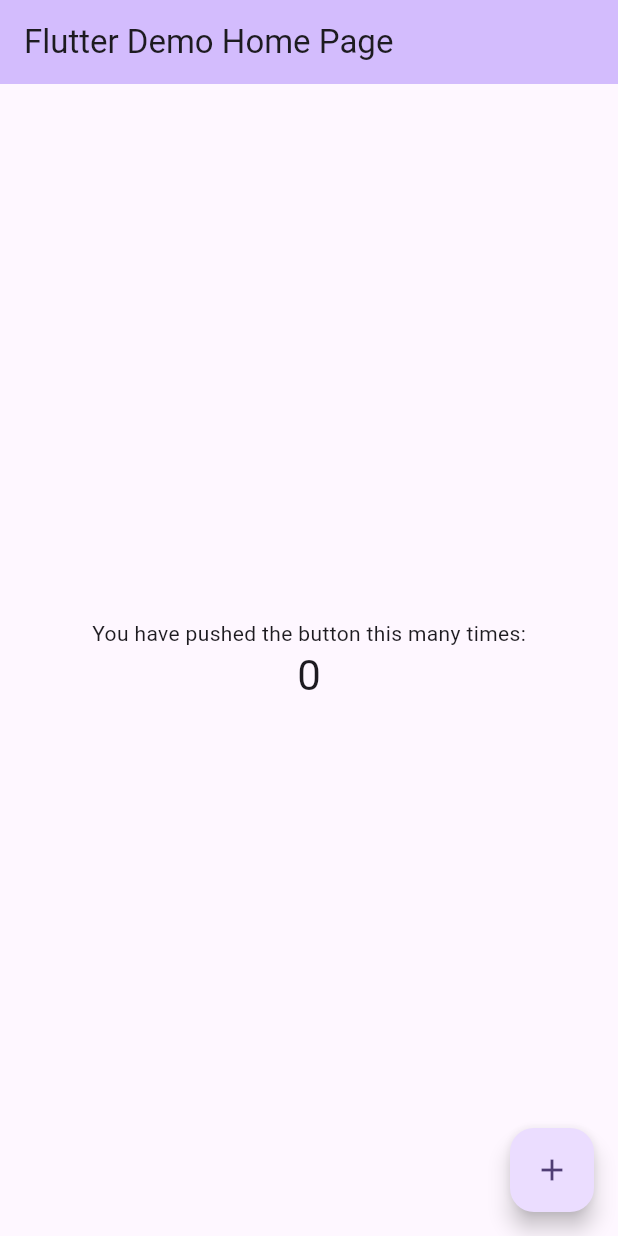
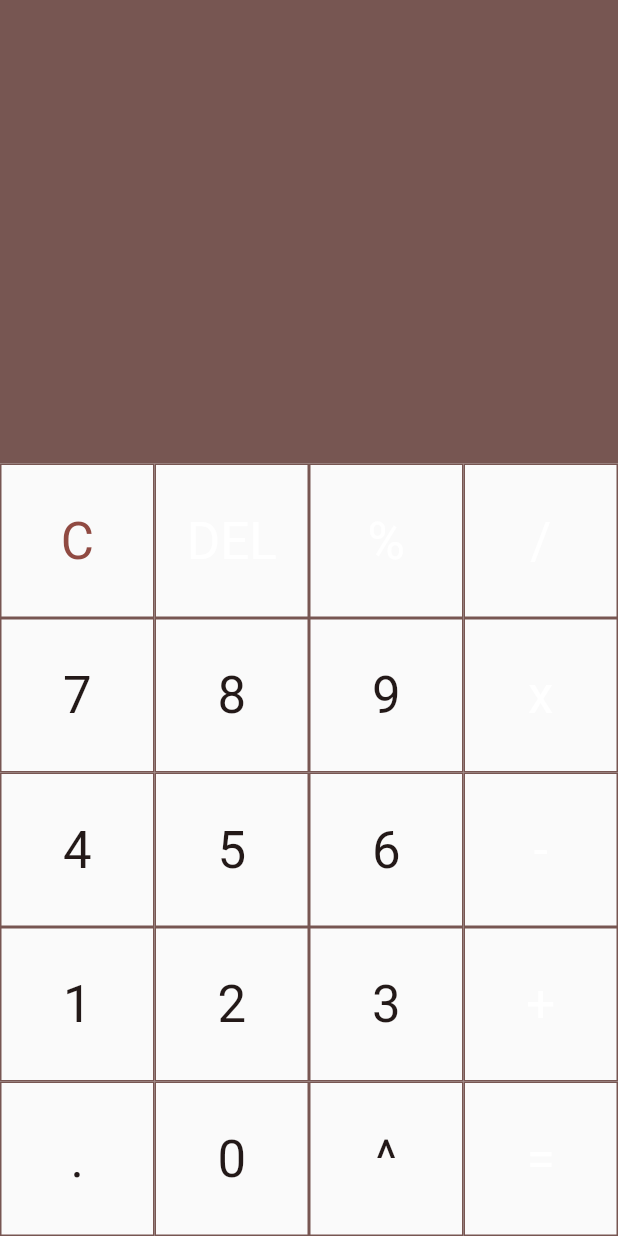
Before and after one commit to zTomz/Flutter-Samples, a Flutter app: the screen it shows after launch, on a phone screen of 412 x 824 dp. Run offline on Flutter 3.47's test engine with Material 3 defaults, Android fonts, the phone set to English and light mode, and no system bars.

Commit message:
Created calculator app

```diff
--- /dev/null
+++ b/Calculator/calculator/lib/calculator_button.dart
@@ -0,0 +1,63 @@
+import 'package:calculator/calculation_notifier.dart';
+import 'package:flutter/material.dart';
+import 'package:provider/provider.dart';
+
+class CalculatorButton {
+  final String text;
+  final Color color;
+  final void Function(BuildContext context) onPressed;
+
+  const CalculatorButton({
+    required this.text,
+    required this.color,
+    required this.onPressed,
+  });
+
+  CalculatorButton.number(String number, BuildContext context)
+      : this(
+          text: number,
+          color: Theme.of(context).colorScheme.onBackground,
+          onPressed: (context) {
+            context.read<CalculationProvider>().addToCalculation(number);
+          },
+        );
+
+  CalculatorButton.operator(String operator, BuildContext context)
+      : this(
+          text: operator,
+          color: Theme.of(context).colorScheme.onSecondary,
+          onPressed: (context) {
+            context.read<CalculationProvider>().addToCalculation(
+                  // Only append a space, if no space is already at the end
+                  '${context.read<CalculationProvider>().calculation.split('').last == ' ' ? '' : ' '}$operator ',
+                );
+          },
+        );
+
+  CalculatorButton.clear(BuildContext context)
+      : this(
+          text: "C",
+          color: Theme.of(context).colorScheme.primary,
+          onPressed: (context) {
+            context.read<CalculationProvider>().resetCalculation();
+          },
+        );
+
+  CalculatorButton.delete(BuildContext context)
+      : this(
+          text: "DEL",
+          color: Theme.of(context).colorScheme.onSecondary,
+          onPressed: (context) {
+            context.read<CalculationProvider>().removeLastAppended();
+          },
+        );
+
+  CalculatorButton.equal(BuildContext context)
+      : this(
+          text: "=",
+          color: Theme.of(context).colorScheme.onSecondary,
+          onPressed: (context) {
+            context.read<CalculationProvider>().calculate();
+          },
+        );
+}
--- /dev/null
+++ b/Calculator/calculator/lib/calculator_page.dart
@@ -0,0 +1,129 @@
+import 'package:calculator/calculation_notifier.dart';
+import 'package:calculator/calculator_button.dart';
+import 'package:flutter/cupertino.dart';
+import 'package:flutter/material.dart';
+import 'package:provider/provider.dart';
+
+class CalculatorPage extends StatefulWidget {
+  const CalculatorPage({super.key});
+
+  @override
+  State<CalculatorPage> createState() => _CalculatorPageState();
+}
+
+class _CalculatorPageState extends State<CalculatorPage> {
+  String calculation = "";
+  String result = "";
+
+  List<CalculatorButton> buttons = [];
+
+  @override
+  void didChangeDependencies() {
+    super.didChangeDependencies();
+
+    buttons = [
+      CalculatorButton.clear(context),
+      CalculatorButton.delete(context),
+      CalculatorButton.operator("%", context),
+      CalculatorButton.operator("/", context),
+      CalculatorButton.number("7", context),
+      CalculatorButton.number("8", context),
+      CalculatorButton.number("9", context),
+      CalculatorButton.operator("x", context),
+      CalculatorButton.number("4", context),
+      CalculatorButton.number("5", context),
+      CalculatorButton.number("6", context),
+      CalculatorButton.operator("-", context),
+      CalculatorButton.number("1", context),
+      CalculatorButton.number("2", context),
+      CalculatorButton.number("3", context),
+      CalculatorButton.operator("+", context),
+      CalculatorButton.number(".", context),
+      CalculatorButton.number("0", context),
+      CalculatorButton.number("^", context),
+      CalculatorButton.equal(context),
+    ];
+  }
+
+  @override
+  Widget build(BuildContext context) {
+    return Scaffold(
+      body: Column(
+        children: [
+          Expanded(
+            child: Container(
+              padding: const EdgeInsets.all(32),
+              color: Theme.of(context).colorScheme.secondary,
+              alignment: Alignment.centerRight,
+              child: Consumer(
+                builder: (context, CalculationProvider calculationProvider, _) {
+                  return Column(
+                    mainAxisAlignment: MainAxisAlignment.end,
+                    crossAxisAlignment: CrossAxisAlignment.end,
+                    children: [
+                      Text(
+                        calculationProvider.calculation,
+                        textAlign: TextAlign.right,
+                        style: Theme.of(context)
+                            .textTheme
+                            .headlineMedium
+                            ?.copyWith(
+                              color: Theme.of(context).colorScheme.onSecondary,
+                            ),
+                      ),
+                      const SizedBox(height: 10),
+                      SingleChildScrollView(
+                        scrollDirection: Axis.horizontal,
+                        child: Text(
+                          calculationProvider.result.endsWith('.0')
+                              ? calculationProvider.result
+                                  .replaceFirst('.0', '')
+                              : calculationProvider.result,
+                          style: Theme.of(context).textTheme.headlineLarge,
+                        ),
+                      ),
+                    ],
+                  );
+                },
+              ),
+            ),
+          ),
+          SizedBox(
+            height: (MediaQuery.of(context).size.width / 4) * 5,
+            child: GridView.builder(
+              padding: EdgeInsets.zero,
+              physics: const NeverScrollableScrollPhysics(),
+              gridDelegate: const SliverGridDelegateWithFixedCrossAxisCount(
+                crossAxisCount: 4,
+              ),
+              itemCount: 20,
+              itemBuilder: (BuildContext context, int index) {
+                final calculatorButton = buttons[index];
+
+                return MaterialButton(
+                  onPressed: () => calculatorButton.onPressed(context),
+                  padding: EdgeInsets.zero,
+                  child: Container(
+                    alignment: Alignment.center,
+                    decoration: BoxDecoration(
+                      border: Border.all(
+                        color: Theme.of(context).colorScheme.secondary,
+                      ),
+                    ),
+                    child: Text(
+                      calculatorButton.text,
+                      style:
+                          Theme.of(context).textTheme.headlineMedium?.copyWith(
+                                color: calculatorButton.color,
+                              ),
+                    ),
+                  ),
+                );
+              },
+            ),
+          ),
+        ],
+      ),
+    );
+  }
+}
--- a/Calculator/calculator/lib/main.dart
+++ b/Calculator/calculator/lib/main.dart
@@ -1,125 +1,49 @@
+import 'package:calculator/calculation_notifier.dart';
+import 'package:calculator/calculator_page.dart';
 import 'package:flutter/material.dart';
+import 'package:provider/provider.dart';
 
 void main() {
-  runApp(const MyApp());
+  runApp(
+    MultiProvider(
+      providers: [
+        ChangeNotifierProvider(
+          create: (_) => CalculationProvider(),
+        ),
+      ],
+      child: const MyApp(),
+    ),
+  );
 }
 
 class MyApp extends StatelessWidget {
   const MyApp({super.key});
 
-  // This widget is the root of your application.
   @override
   Widget build(BuildContext context) {
     return MaterialApp(
-      title: 'Flutter Demo',
+      title: 'Calculator',
       theme: ThemeData(
-        // This is the theme of your application.
-        //
-        // TRY THIS: Try running your application with "flutter run". You'll see
-        // the application has a purple toolbar. Then, without quitting the app,
-        // try changing the seedColor in the colorScheme below to Colors.green
-        // and then invoke "hot reload" (save your changes or press the "hot
-        // reload" button in a Flutter-supported IDE, or press "r" if you used
-        // the command line to start the app).
-        //
-        // Notice that the counter didn't reset back to zero; the application
-        // state is not lost during the reload. To reset the state, use hot
-        // restart instead.
-        //
-        // This works for code too, not just values: Most code changes can be
-        // tested with just a hot reload.
-        colorScheme: ColorScheme.fromSeed(seedColor: Colors.deepPurple),
+        colorScheme: ColorScheme.fromSeed(seedColor: Colors.red),
+        useMaterial3: false,
+      ),
+      darkTheme: ThemeData(
+        colorScheme: ColorScheme.fromSeed(
+          seedColor: Colors.red,
+          brightness: Brightness.dark,
+          secondary: const Color(0xFF3A4655),
+          onSecondary: const Color(0xFF828E95),
+          background: const Color(0xFF323C4A),
+        ),
+        textTheme: const TextTheme(
+          headlineLarge: TextStyle(
+            fontSize: 60,
+            fontWeight: FontWeight.w300,
+          ),
+        ),
         useMaterial3: true,
       ),
-      home: const MyHomePage(title: 'Flutter Demo Home Page'),
+      home: const CalculatorPage(),
     );
   }
 }
-
-class MyHomePage extends StatefulWidget {
-  const MyHomePage({super.key, required this.title});
-
-  // This widget is the home page of your application. It is stateful, meaning
-  // that it has a State object (defined below) that contains fields that affect
-  // how it looks.
-
-  // This class is the configuration for the state. It holds the values (in this
-  // case the title) provided by the parent (in this case the App widget) and
-  // used by the build method of the State. Fields in a Widget subclass are
-  // always marked "final".
-
-  final String title;
-
-  @override
-  State<MyHomePage> createState() => _MyHomePageState();
-}
-
-class _MyHomePageState extends State<MyHomePage> {
-  int _counter = 0;
-
-  void _incrementCounter() {
-    setState(() {
-      // This call to setState tells the Flutter framework that something has
-      // changed in this State, which causes it to rerun the build method below
-      // so that the display can reflect the updated values. If we changed
-      // _counter without calling setState(), then the build method would not be
-      // called again, and so nothing would appear to happen.
-      _counter++;
-    });
-  }
-
-  @override
-  Widget build(BuildContext context) {
-    // This method is rerun every time setState is called, for instance as done
-    // by the _incrementCounter method above.
-    //
-    // The Flutter framework has been optimized to make rerunning build methods
-    // fast, so that you can just rebuild anything that needs updating rather
-    // than having to individually change instances of widgets.
-    return Scaffold(
-      appBar: AppBar(
-        // TRY THIS: Try changing the color here to a specific color (to
-        // Colors.amber, perhaps?) and trigger a hot reload to see the AppBar
-        // change color while the other colors stay the same.
-        backgroundColor: Theme.of(context).colorScheme.inversePrimary,
-        // Here we take the value from the MyHomePage object that was created by
-        // the App.build method, and use it to set our appbar title.
-        title: Text(widget.title),
-      ),
-      body: Center(
-        // Center is a layout widget. It takes a single child and positions it
-        // in the middle of the parent.
-        child: Column(
-          // Column is also a layout widget. It takes a list of children and
-          // arranges them vertically. By default, it sizes itself to fit its
-          // children horizontally, and tries to be as tall as its parent.
-          //
-          // Column has various properties to control how it sizes itself and
-          // how it positions its children. Here we use mainAxisAlignment to
-          // center the children vertically; the main axis here is the vertical
-          // axis because Columns are vertical (the cross axis would be
-          // horizontal).
-          //
-          // TRY THIS: Invoke "debug painting" (choose the "Toggle Debug Paint"
-          // action in the IDE, or press "p" in the console), to see the
-          // wireframe for each widget.
-          mainAxisAlignment: MainAxisAlignment.center,
-          children: <Widget>[
-            const Text(
-              'You have pushed the button this many times:',
-            ),
-            Text(
-              '$_counter',
-              style: Theme.of(context).textTheme.headlineMedium,
-            ),
-          ],
-        ),
-      ),
-      floatingActionButton: FloatingActionButton(
-        onPressed: _incrementCounter,
-        tooltip: 'Increment',
-        child: const Icon(Icons.add),
-      ), // This trailing comma makes auto-formatting nicer for build methods.
-    );
-  }
-}
--- /dev/null
+++ b/Calculator/calculator/reference/url.txt
@@ -0,0 +1 @@
+https://dribbble.com/shots/2311064-Calculator
```
Also changed, not shown: Calculator/calculator/lib/calculation_notifier.dart (added, +56 -0 lines), Calculator/calculator/pubspec.yaml (+4 -69 lines), Calculator/calculator/pubspec.lock, Calculator/calculator/reference/reference.png (added).
